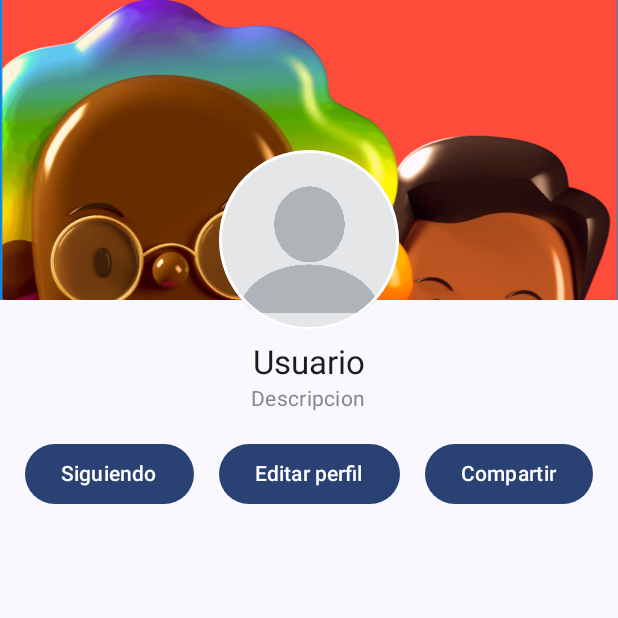
After one commit to Samub96/ISMARKETAPP, an Android app built with Jetpack Compose: the composable ViewProfile shown on its own in the app's theme, on a phone screen of 412 x 824 dp, the top half of it. The commit adds this screen. Run offline under Robolectric (Android 15) with nearby library versions, the light colour scheme and no system bars; our stand-ins replace Firebase (no records; nobody signed in at launch, a user with empty details on screens opened directly), livedata-compose.

Commit message:
Menu inferior y perfil del vendedor listo.

```diff
--- a/app/src/main/java/com/peludosteam/ismarket/Domain/Product.kt
+++ b/app/src/main/java/com/peludosteam/ismarket/Domain/Product.kt
@@ -3,7 +3,7 @@
 data class Product(
     var id: String = "",
     var name: String = "",
-    var price: Double = 0.0,
+    var price: Int = 0,
     var description: String = "",
     val imageRes: String = "",
     var stock: Int = 0,
--- /dev/null
+++ b/app/src/main/java/com/peludosteam/ismarket/Screens/ViewProfile.kt
@@ -0,0 +1,204 @@
+package com.peludosteam.ismarket.Screens
+
+import androidx.compose.foundation.Image
+import androidx.compose.foundation.border
+import androidx.compose.foundation.layout.Arrangement
+import androidx.compose.foundation.layout.Box
+import androidx.compose.foundation.layout.Column
+import androidx.compose.foundation.layout.PaddingValues
+import androidx.compose.foundation.layout.Row
+import androidx.compose.foundation.layout.fillMaxSize
+import androidx.compose.foundation.layout.fillMaxWidth
+import androidx.compose.foundation.layout.height
+import androidx.compose.foundation.layout.padding
+import androidx.compose.foundation.layout.size
+import androidx.compose.foundation.lazy.grid.GridCells
+import androidx.compose.foundation.lazy.grid.LazyVerticalGrid
+import androidx.compose.foundation.lazy.grid.items
+import androidx.compose.foundation.shape.CircleShape
+import androidx.compose.material.icons.Icons
+import androidx.compose.material.icons.filled.AccountBox
+import androidx.compose.material.icons.filled.Add
+import androidx.compose.material.icons.filled.ArrowBack
+import androidx.compose.material.icons.filled.Edit
+import androidx.compose.material3.Button
+import androidx.compose.material3.ExperimentalMaterial3Api
+import androidx.compose.material3.Icon
+import androidx.compose.material3.IconButton
+import androidx.compose.material3.MaterialTheme
+import androidx.compose.material3.Scaffold
+import androidx.compose.material3.Text
+import androidx.compose.material3.TopAppBar
+import androidx.compose.runtime.Composable
+import androidx.compose.runtime.LaunchedEffect
+import androidx.compose.runtime.getValue
+import androidx.compose.runtime.livedata.observeAsState
+import androidx.compose.ui.Alignment
+import androidx.compose.ui.Modifier
+import androidx.compose.ui.draw.clip
+import androidx.compose.ui.graphics.Color
+import androidx.compose.ui.layout.ContentScale
+import androidx.compose.ui.res.painterResource
+import androidx.compose.ui.unit.dp
+import androidx.lifecycle.viewmodel.compose.viewModel
+import androidx.navigation.NavController
+import androidx.navigation.compose.rememberNavController
+import com.example.listasapp.components.ProductCard
+import com.example.listasapp.components.ProductCardEditView
+import com.peludosteam.ismarket.R
+import com.peludosteam.ismarket.viewmode.ProfileViewModel
+import com.peludosteam.ismarket.viewmodel.ProductViewModel
+
+@OptIn(ExperimentalMaterial3Api::class)
+@Composable
+fun ViewProfile(
+    navController: NavController = rememberNavController(),
+    productViewModel: ProductViewModel = viewModel(),
+    profileViewModel: ProfileViewModel = viewModel()
+) {
+    val productListState by productViewModel.productList.observeAsState()
+    val userState by profileViewModel.user.observeAsState()
+
+    // Carga de datos al inicio
+    LaunchedEffect(true) {
+        productViewModel.downloadData()
+        profileViewModel.getCurrentUser()
+    }
+
+    Scaffold(
+        modifier = Modifier.fillMaxSize(),
+    ) { innerPadding ->
+        Column(
+            modifier = Modifier
+                .fillMaxSize()
+                .padding(innerPadding)
+        ) {
+            // Encabezado con imagen y avatar
+            Box(modifier = Modifier.fillMaxWidth()) {
+                Image(
+                    painter = painterResource(id = R.drawable.ismarket), // Imagen de fondo
+                    contentDescription = null,
+                    contentScale = ContentScale.Crop,
+                    modifier = Modifier
+                        .fillMaxWidth()
+                        .height(200.dp)
+                )
+                Column(
+                    modifier = Modifier
+                        .fillMaxWidth()
+                        .padding(top = 100.dp),
+                    horizontalAlignment = Alignment.CenterHorizontally
+                ) {
+                    Image(
+                        painter = painterResource(id = R.drawable.pp), // Avatar del usuario
+                        contentDescription = "User Avatar",
+                        contentScale = ContentScale.Crop,
+                        modifier = Modifier
+                            .size(120.dp)
+                            .clip(CircleShape)
+                            .border(2.dp, Color.White, CircleShape)
+                    )
+                    Text(
+                        text = userState?.name ?: "Usuario",
+                        style = MaterialTheme.typography.titleLarge,
+                        modifier = Modifier.padding(top = 8.dp)
+                    )
+                    Text(
+                        text = "Descripcion",
+                        style = MaterialTheme.typography.bodyMedium,
+                        color = Color.Gray
+                    )
+                }
+            }
+
+            //Botones
+            Row(
+                modifier = Modifier
+                    .fillMaxWidth()
+                    .padding(vertical = 16.dp),
+                horizontalArrangement = Arrangement.SpaceEvenly
+            ) {
+                Button(onClick = { /* Acción seguir */ }) {
+                    Text(text = "Siguiendo")
+                }
+                Button(onClick = { /* Acción mensajes */ }) {
+                    Text(text = "Editar perfil")
+                }
+                Button(onClick = { /* Acción compartir */ }) {
+                    Text(text = "Compartir")
+                }
+            }
+
+            // Lista de productos en cuadrícula
+            LazyVerticalGrid(
+                columns = GridCells.Fixed(2), // 2 columnas
+                modifier = Modifier
+                    .fillMaxSize()
+                    .padding(horizontal = 4.dp),
+                contentPadding = PaddingValues(4.dp),
+                horizontalArrangement = Arrangement.spacedBy(4.dp),
+                verticalArrangement = Arrangement.spacedBy(4.dp)
+            ) {
+                productListState?.filter { it.userId == userState?.id }?.let { filteredProducts ->
+                    items(filteredProducts) { product ->
+                        ProductCardEditView(product = product)
+                    }
+                }
+            }
+        }
+    }
+}
+
+//fun ViewProfile(
+//    navController: NavController = rememberNavController(),
+//    productViewModel: ProductViewModel = viewModel(),
+//    profileViewModel: ProfileViewModel = viewModel()
+//) {
+//    val productListState by productViewModel.productList.observeAsState()
+//    val userState by profileViewModel.user.observeAsState()
+//
+//
+//    // Acción se ejecuta al inicio
+//    LaunchedEffect(true) {
+//        productViewModel.downloadData()
+//        profileViewModel.getCurrentUser()
+//
+//    }
+//
+//    Scaffold(
+//        modifier = Modifier.fillMaxSize(),
+//        topBar = {
+//            TopAppBar(
+//                title = {     Text(text = "hola ${userState?.name}")
+//                },
+////                navigationIcon = {
+////                    IconButton(onClick = { navController.popBackStack() }) {
+////                        Icon(Icons.Filled.ArrowBack, contentDescription = "Back")
+////                    }
+////                }
+//            )
+//        },
+//        //bottomBar = { BottomNavigationBar(navController) }
+//    ) { innerPadding ->
+//
+//
+//        LazyVerticalGrid(
+//
+//            columns = GridCells.Fixed(2), // 2 columnas para cada fila
+//            modifier = Modifier
+//                .fillMaxSize()
+//                .padding(innerPadding)
+//                .padding(4.dp), // Espacio entre los elementos
+//            contentPadding = PaddingValues(8.dp), // Margen general
+//            horizontalArrangement = Arrangement.spacedBy(2.dp),
+//            verticalArrangement = Arrangement.spacedBy(4.dp)
+//        ) {
+//            // Filtra y muestra solo los productos del usuario específico
+//            productListState?.filter { product -> product.userId == userState?.id }?.let { filteredProducts ->
+//                items(filteredProducts) { product ->
+//                    ProductCardEditView(product = product)
+//                }
+//            }
+//        }
+//    }
+//}
```
Also changed, not shown: app/src/main/java/com/peludosteam/ismarket/MainActivity.kt (+5 -3 lines), app/src/main/java/com/peludosteam/ismarket/Screens/BottomNavigationBar.kt (+21 -9 lines), app/src/main/java/com/peludosteam/ismarket/Screens/ProfileScreen.kt (+64 -23 lines), app/src/main/java/com/peludosteam/ismarket/Screens/ViewProducts.kt (+3 -13 lines), app/src/main/java/com/peludosteam/ismarket/components/ProductCardEditView.kt (added, +164 -0 lines), app/src/main/java/com/peludosteam/ismarket/viewmode/ProductViewModel.kt (+14 -0 lines), app/src/main/res/drawable/ismarket.png (added), app/src/main/res/drawable/pp.png (added).
